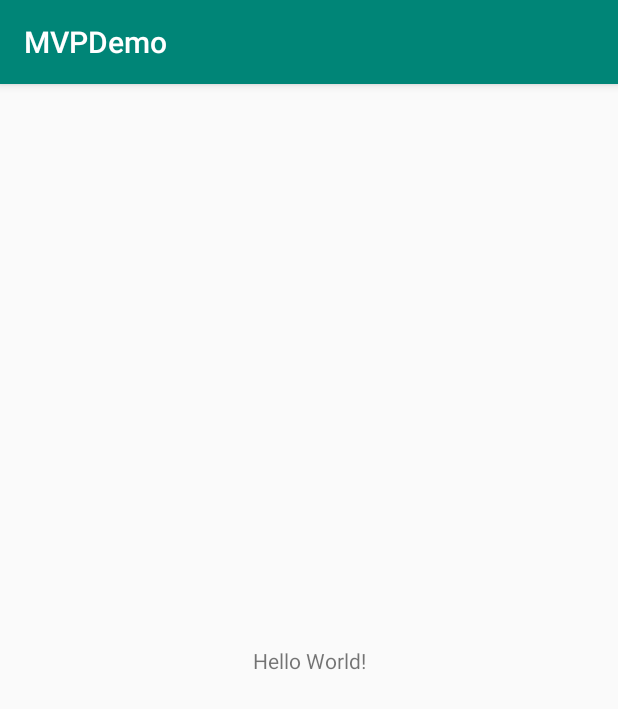
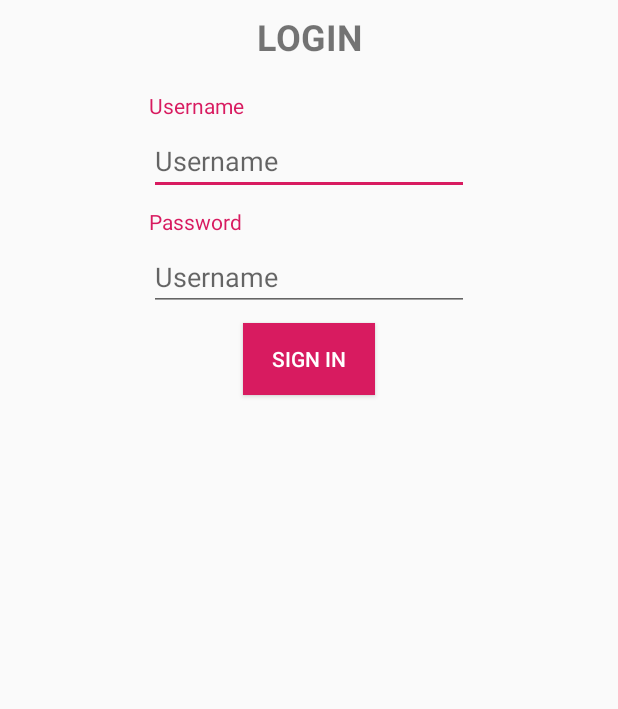
Before and after one commit to tinobk/MVPExample, an Android app: the screen it shows after launch (MainActivity before the commit, LoginActivity after it), on a phone screen of 412 x 824 dp. Shown: the top 709 px of the screen. Run offline under Robolectric (Android 15) with nearby library versions, the phone set to English and light mode, and no system bars.

Commit message:
mvp demo 1

```diff
--- a/app/build.gradle
+++ b/app/build.gradle
@@ -22,6 +22,7 @@ dependencies {
     implementation fileTree(dir: 'libs', include: ['*.jar'])
     implementation 'com.android.support:appcompat-v7:28.0.0'
     implementation 'com.android.support.constraint:constraint-layout:1.1.3'
+    implementation 'com.android.support:design:28.0.0'
     testImplementation 'junit:junit:4.12'
     androidTestImplementation 'com.android.support.test:runner:1.0.2'
     androidTestImplementation 'com.android.support.test.espresso:espresso-core:3.0.2'
--- a/app/src/main/java/com/sun/tino/mvpdemo/MainActivity.java
+++ b/app/src/main/java/com/sun/tino/mvpdemo/main/MainActivity.java
@@ -1,7 +1,9 @@
-package com.sun.tino.mvpdemo;
+package com.sun.tino.mvpdemo.main;
 
 import android.support.v7.app.AppCompatActivity;
 import android.os.Bundle;
+
+import com.sun.tino.mvpdemo.R;
 
 public class MainActivity extends AppCompatActivity {
 
--- /dev/null
+++ b/app/src/main/java/com/sun/tino/mvpdemo/sign_in/LoginActivity.java
@@ -0,0 +1,54 @@
+package com.sun.tino.mvpdemo.sign_in;
+
+import android.content.Intent;
+import android.os.Bundle;
+import android.support.v7.app.AppCompatActivity;
+import android.view.View;
+import android.widget.EditText;
+import android.widget.Toast;
+
+import com.sun.tino.mvpdemo.R;
+import com.sun.tino.mvpdemo.main.MainActivity;
+
+public class LoginActivity extends AppCompatActivity implements SignInContract.View {
+
+    private EditText mTextUsername, mTextPassword;
+    private SignInPresenter mSignInPresenter;
+
+    @Override
+    protected void onCreate(Bundle savedInstanceState) {
+        super.onCreate(savedInstanceState);
+        setContentView(R.layout.activity_login);
+        initView();
+    }
+
+    private void initView() {
+        mTextUsername = findViewById(R.id.text_enter_username);
+        mTextPassword = findViewById(R.id.text_enter_password);
+        mSignInPresenter = new SignInPresenter(this);
+
+    }
+
+    @Override
+    public void signInSuccess() {
+        Intent intent = new Intent(this, MainActivity.class);
+        startActivity(intent);
+        Toast.makeText(this, getResources().getString(R.string.signInSuccess), Toast.LENGTH_SHORT).show();
+    }
+
+    @Override
+    public void signInInputError() {
+        Toast.makeText(this, getResources().getString(R.string.signInInputError), Toast.LENGTH_SHORT).show();
+    }
+
+    @Override
+    public void signInFailure() {
+        Toast.makeText(this, getResources().getString(R.string.signInFailure), Toast.LENGTH_SHORT).show();
+    }
+
+    public void signIn(View view) {
+        String username = mTextUsername.getText().toString();
+        String password = mTextPassword.getText().toString();
+        mSignInPresenter.handleSignIn(username, password);
+    }
+}
--- /dev/null
+++ b/app/src/main/java/com/sun/tino/mvpdemo/sign_in/SignInContract.java
@@ -0,0 +1,13 @@
+package com.sun.tino.mvpdemo.sign_in;
+
+public interface SignInContract {
+    interface View{
+        void signInSuccess();
+        void signInFailure();
+        void signInInputError();
+    }
+
+    interface Presenter{
+        void handleSignIn(String username, String password);
+    }
+}
--- /dev/null
+++ b/app/src/main/java/com/sun/tino/mvpdemo/sign_in/SignInPresenter.java
@@ -0,0 +1,20 @@
+package com.sun.tino.mvpdemo.sign_in;
+
+public class SignInPresenter implements SignInContract.Presenter {
+
+    private SignInContract.View mView;
+    SignInPresenter(SignInContract.View view) {
+        mView = view;
+    }
+
+    @Override
+    public void handleSignIn(String username, String password) {
+        if(username.length() == 0 || password.length() == 0) mView.signInInputError();
+        else {
+            String usernameDefault = "tinobk";
+            String passwordDefault = "123123aA";
+            if(username.equals(usernameDefault) && password.equals(passwordDefault)) mView.signInSuccess();
+            else mView.signInFailure();
+        }
+    }
+}
--- /dev/null
+++ b/app/src/main/res/layout/activity_login.xml
@@ -0,0 +1,88 @@
+<?xml version="1.0" encoding="utf-8"?>
+<android.support.constraint.ConstraintLayout xmlns:android="http://schemas.android.com/apk/res/android"
+    xmlns:app="http://schemas.android.com/apk/res-auto"
+    xmlns:tools="http://schemas.android.com/tools"
+    android:layout_width="match_parent"
+    android:layout_height="match_parent"
+    tools:context=".sign_in.LoginActivity">
+
+    <TextView
+        android:id="@+id/text_login_title"
+        android:layout_width="match_parent"
+        android:layout_height="wrap_content"
+        android:textStyle="bold"
+        android:layout_marginTop="8dp"
+        android:text="@string/login_title"
+        android:textAlignment="center"
+        android:textSize="24sp"
+        app:layout_constraintEnd_toEndOf="parent"
+        app:layout_constraintStart_toStartOf="parent"
+        app:layout_constraintTop_toTopOf="parent" />
+
+    <TextView
+        android:id="@+id/text_pass"
+        android:layout_width="wrap_content"
+        android:layout_height="24dp"
+        android:textColor="@color/color_accent"
+        android:layout_marginTop="8dp"
+        android:text="@string/password"
+        app:layout_constraintEnd_toEndOf="parent"
+        app:layout_constraintHorizontal_bias="0.0"
+        app:layout_constraintStart_toStartOf="@+id/text_enter_username"
+        app:layout_constraintTop_toBottomOf="@+id/text_enter_username" />
+
+    <TextView
+        android:id="@+id/text_username"
+        android:layout_width="wrap_content"
+        android:layout_height="24dp"
+        android:layout_marginTop="20dp"
+        android:layout_marginStart="16dp"
+        android:textColor="@color/color_accent"
+        android:layout_marginLeft="16dp"
+        android:layout_marginEnd="8dp"
+        android:layout_marginRight="8dp"
+        android:text="@string/username"
+        app:layout_constraintEnd_toEndOf="parent"
+        app:layout_constraintHorizontal_bias="0.256"
+        app:layout_constraintStart_toStartOf="parent"
+        app:layout_constraintTop_toBottomOf="@+id/text_login_title" />
+
+    <EditText
+        android:id="@+id/text_enter_username"
+        android:layout_width="wrap_content"
+        android:layout_height="wrap_content"
+        android:ems="10"
+        android:hint="@string/username"
+        android:inputType="textPersonName"
+        app:layout_constraintEnd_toEndOf="parent"
+        app:layout_constraintHorizontal_bias="0.0"
+        app:layout_constraintStart_toStartOf="@+id/text_username"
+        app:layout_constraintTop_toBottomOf="@+id/text_username"
+        tools:ignore="Autofill" />
+
+    <EditText
+        android:id="@+id/text_enter_password"
+        android:layout_width="wrap_content"
+        android:layout_height="wrap_content"
+        android:ems="10"
+        android:hint="@string/username"
+        android:inputType="textPassword"
+        app:layout_constraintEnd_toEndOf="parent"
+        app:layout_constraintHorizontal_bias="0.0"
+        app:layout_constraintStart_toStartOf="@+id/text_pass"
+        app:layout_constraintTop_toBottomOf="@+id/text_pass"
+        tools:ignore="Autofill" />
+
+    <Button
+        android:id="@+id/button_sign_in"
+        android:layout_width="wrap_content"
+        android:background="@color/color_accent"
+        android:textColor="@color/color_white"
+        android:layout_height="wrap_content"
+        android:layout_marginTop="8dp"
+        android:onClick="signIn"
+        android:text="@string/sign_in"
+        app:layout_constraintEnd_toEndOf="@+id/text_enter_password"
+        app:layout_constraintStart_toStartOf="@+id/text_enter_password"
+        app:layout_constraintTop_toBottomOf="@+id/text_enter_password" />
+</android.support.constraint.ConstraintLayout>
--- a/app/src/main/res/layout/activity_main.xml
+++ b/app/src/main/res/layout/activity_main.xml
@@ -4,7 +4,7 @@
     xmlns:tools="http://schemas.android.com/tools"
     android:layout_width="match_parent"
     android:layout_height="match_parent"
-    tools:context=".MainActivity">
+    tools:context=".main.MainActivity">
 
     <TextView
         android:layout_width="wrap_content"
--- a/app/src/main/res/values/colors.xml
+++ b/app/src/main/res/values/colors.xml
@@ -3,4 +3,5 @@
     <color name="color_primary">#008577</color>
     <color name="color_primary_dark">#00574B</color>
     <color name="color_accent">#D81B60</color>
+    <color name="color_white">#ffff</color>
 </resources>
--- /dev/null
+++ b/app/src/main/res/values/dimens.xml
@@ -0,0 +1,3 @@
+<resources>
+    <dimen name="fab_margin">16dp</dimen>
+</resources>
--- a/app/src/main/res/values/strings.xml
+++ b/app/src/main/res/values/strings.xml
@@ -1,3 +1,13 @@
 <resources>
     <string name="app_name">MVPDemo</string>
+    <string name="title_activity_login">LoginActivity</string>
+    <string name="login_title">LOGIN</string>
+    <string name="username">Username</string>
+    <string name="password">Password</string>
+    <string name="sign_up">Sign up</string>
+    <string name="sign_in">Sign in</string>
+    <string name="sign_up_title">Sign Up</string>
+    <string name="signInFailure">Username or password went wrong!</string>
+    <string name="signInInputError">Please enter fully infomation</string>
+    <string name="signInSuccess">Login Successful!</string>
 </resources>
--- a/app/src/main/res/values/styles.xml
+++ b/app/src/main/res/values/styles.xml
@@ -8,4 +8,13 @@
         <item name="colorAccent">@color/color_accent</item>
     </style>
 
+    <style name="AppTheme.NoActionBar">
+        <item name="windowActionBar">false</item>
+        <item name="windowNoTitle">true</item>
+    </style>
+
+    <style name="AppTheme.AppBarOverlay" parent="ThemeOverlay.AppCompat.Dark.ActionBar" />
+
+    <style name="AppTheme.PopupOverlay" parent="ThemeOverlay.AppCompat.Light" />
+
 </resources>
```
Also changed, not shown: app/src/main/AndroidManifest.xml (+6 -1 lines), app/src/main/res/layout/activity_sign_up.xml (added, +85 -0 lines).
